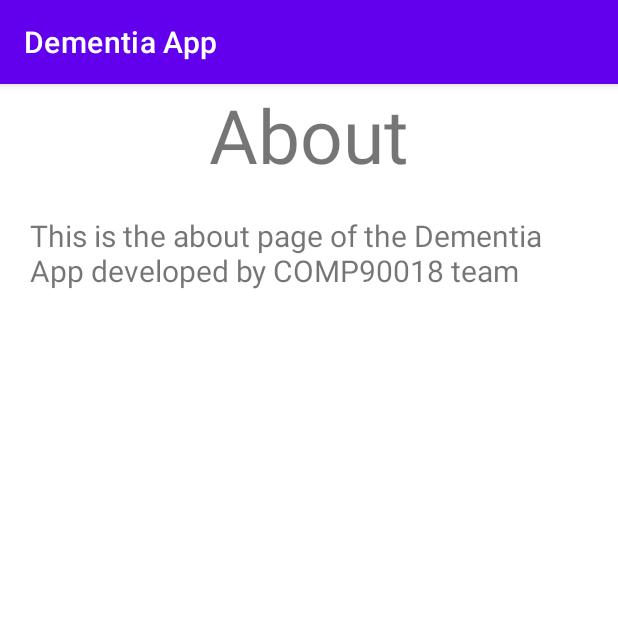
After one commit to Dementia-App-Development/Dementia_App, an Android app: the AboutFragment screen opened through its navigation route, on a phone screen of 412 x 824 dp, the top half of it. The commit adds this screen. Run offline under Robolectric (Android 15) with nearby library versions, the phone set to English and light mode, and no system bars; our stand-ins replace data binding, navigation-ui.

Commit message:
added aboutFragment and an option menu in "TitleFragment", update back button action

```diff
--- /dev/null
+++ b/DementiaApp/app/src/main/java/com/dementiaapp/quiz/AboutFragment.kt
@@ -0,0 +1,41 @@
+package com.dementiaapp.quiz
+
+import android.os.Bundle
+import androidx.fragment.app.Fragment
+import android.view.LayoutInflater
+import android.view.View
+import android.view.ViewGroup
+
+// TODO: Rename parameter arguments, choose names that match
+// the fragment initialization parameters, e.g. ARG_ITEM_NUMBER
+private const val ARG_PARAM1 = "param1"
+private const val ARG_PARAM2 = "param2"
+
+/**
+ * A simple [Fragment] subclass.
+ * Use the [AboutFragment.newInstance] factory method to
+ * create an instance of this fragment.
+ */
+class AboutFragment : Fragment() {
+    // TODO: Rename and change types of parameters
+    private var param1: String? = null
+    private var param2: String? = null
+
+    override fun onCreate(savedInstanceState: Bundle?) {
+        super.onCreate(savedInstanceState)
+        arguments?.let {
+            param1 = it.getString(ARG_PARAM1)
+            param2 = it.getString(ARG_PARAM2)
+        }
+    }
+
+    override fun onCreateView(
+        inflater: LayoutInflater, container: ViewGroup?,
+        savedInstanceState: Bundle?
+    ): View? {
+        // Inflate the layout for this fragment
+        return inflater.inflate(R.layout.fragment_about, container, false)
+    }
+
+
+}
--- a/DementiaApp/app/src/main/java/com/dementiaapp/quiz/TitleFragment.kt
+++ b/DementiaApp/app/src/main/java/com/dementiaapp/quiz/TitleFragment.kt
@@ -1,13 +1,11 @@
 package com.dementiaapp.quiz
 
 import android.os.Bundle
+import android.view.*
 import androidx.fragment.app.Fragment
-import android.view.LayoutInflater
-import android.view.View
-import android.view.ViewGroup
 import androidx.databinding.DataBindingUtil
 import androidx.navigation.findNavController
-import com.dementiaapp.quiz.databinding.FragmentQuizBinding
+import androidx.navigation.ui.NavigationUI
 import com.dementiaapp.quiz.databinding.FragmentTitleBinding
 
 /**
@@ -35,6 +33,20 @@ class TitleFragment : Fragment() {
                 .navigate(TitleFragmentDirections.actionTitleFragmentToResultsFragment())
         }
 
+        setHasOptionsMenu(true)
+
         return binding.root
     }
+
+    override fun onCreateOptionsMenu(menu: Menu, inflater: MenuInflater) {
+        super.onCreateOptionsMenu(menu, inflater)
+        inflater.inflate(R.menu.options_menu, menu)
+    }
+
+    override fun onOptionsItemSelected(item: MenuItem): Boolean {
+        return NavigationUI.
+        onNavDestinationSelected(item,requireView().findNavController())
+                || super.onOptionsItemSelected(item)
+    }
+
 }
--- /dev/null
+++ b/DementiaApp/app/src/main/res/layout/fragment_about.xml
@@ -0,0 +1,29 @@
+<?xml version="1.0" encoding="utf-8"?>
+<layout xmlns:app="http://schemas.android.com/apk/res-auto"
+    xmlns:tools="http://schemas.android.com/tools"
+    xmlns:android="http://schemas.android.com/apk/res/android">
+
+    <LinearLayout
+        android:layout_width="match_parent"
+        android:layout_height="match_parent"
+        android:orientation="vertical">
+
+        <TextView
+            android:id="@+id/textView2"
+            android:layout_width="match_parent"
+            android:layout_height="wrap_content"
+            android:text="@string/about_title"
+            android:textAlignment="center"
+            android:textSize="50sp" />
+
+        <TextView
+            android:id="@+id/textView3"
+            android:layout_width="match_parent"
+            android:layout_height="wrap_content"
+            android:layout_marginLeft="20dp"
+            android:layout_marginTop="20dp"
+            android:layout_marginRight="20dp"
+            android:text="@string/about_description"
+            android:textSize="20dp" />
+    </LinearLayout>
+</layout>
--- /dev/null
+++ b/DementiaApp/app/src/main/res/menu/options_menu.xml
@@ -0,0 +1,8 @@
+<?xml version="1.0" encoding="utf-8"?>
+<menu xmlns:app="http://schemas.android.com/apk/res-auto"
+    xmlns:android="http://schemas.android.com/apk/res/android">
+
+    <item
+        android:id="@+id/aboutFragment"
+        android:title="@string/about_title" />
+</menu>
--- a/DementiaApp/app/src/main/res/navigation/navigation.xml
+++ b/DementiaApp/app/src/main/res/navigation/navigation.xml
@@ -34,6 +34,12 @@
         tools:layout="@layout/fragment_pre_quiz" >
         <action
             android:id="@+id/action_preQuizFragment_to_quizFragment"
-            app:destination="@id/quizFragment" />
+            app:destination="@id/quizFragment"
+            app:popUpTo="@id/titleFragment" />
     </fragment>
+    <fragment
+        android:id="@+id/aboutFragment"
+        android:name="com.dementiaapp.quiz.AboutFragment"
+        android:label="AboutFragment"
+        tools:layout="@layout/fragment_about"/>
 </navigation>
--- a/DementiaApp/app/src/main/res/values/strings.xml
+++ b/DementiaApp/app/src/main/res/values/strings.xml
@@ -2,4 +2,6 @@
     <string name="app_name">Dementia App</string>
     <!-- TODO: Remove or change this placeholder text -->
     <string name="hello_blank_fragment">Hello blank fragment</string>
+    <string name="about_description">This is the about page of the Dementia App developed by COMP90018 team</string>
+    <string name="about_title">About</string>
 </resources>
```
